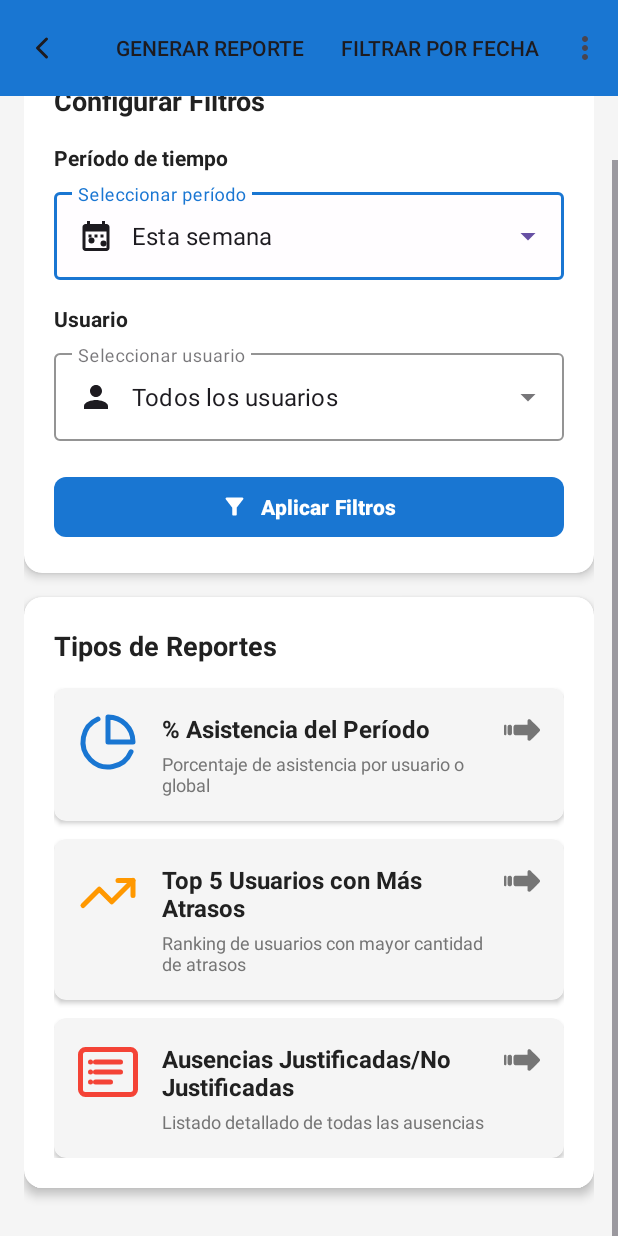
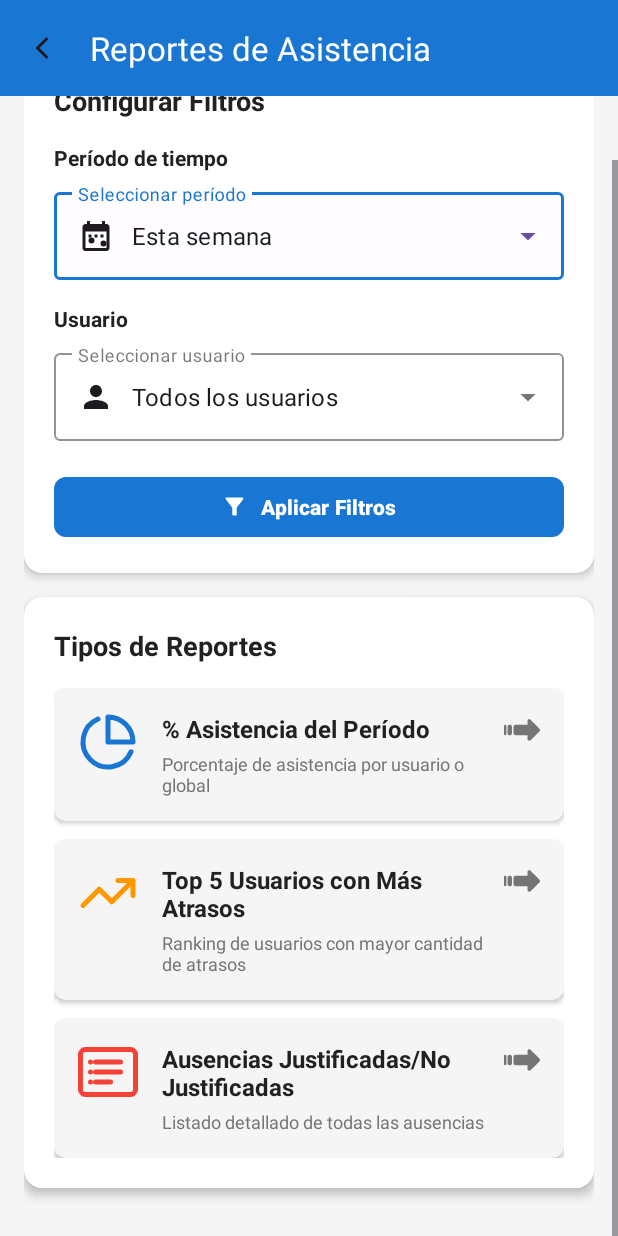
Before and after one commit to Hankk21/reloj-control, an Android app: the layout activity_reportes.xml on its own in the app's theme, with its tools: preview values and no code run, scrolled down 45 dp, on a phone screen of 412 x 824 dp. Run offline under Robolectric (Android 15) with nearby library versions, the phone set to English and light mode, and no system bars; plain views replace BarChart.

Commit message:
Limpieza de codigo
Eliminacion de archivos basuras

```diff
--- a/app/src/main/res/layout/activity_reportes.xml
+++ b/app/src/main/res/layout/activity_reportes.xml
@@ -14,8 +14,7 @@
         android:background="@color/primary_color"
         app:title="Reportes de Asistencia"
         app:titleTextColor="@color/white"
-        app:navigationIcon="@drawable/ic_back"
-        app:menu="@menu/reportes_menu" />
+        app:navigationIcon="@drawable/ic_back" />
 
     <ScrollView
         android:layout_width="match_parent"
--- a/app/src/main/res/menu/reportes_menu.xml
+++ /dev/null
@@ -1,26 +0,0 @@
-<?xml version="1.0" encoding="utf-8"?>
-<menu xmlns:android="http://schemas.android.com/apk/res/android"
-    xmlns:app="http://schemas.android.com/apk/res-auto">
-
-    <item
-        android:id="@+id/menu_generar_reporte"
-        android:title="Generar Reporte"
-        app:showAsAction="ifRoom" />
-
-    <item
-        android:id="@+id/menu_filtrar_fecha"
-        android:title="Filtrar por Fecha"
-        app:showAsAction="ifRoom" />
-
-    <item
-        android:id="@+id/menu_exportar_pdf"
-        android:title="Exportar PDF"
-        android:icon="@drawable/ic_pdf"
-        app:showAsAction="never" />
-
-    <item
-        android:id="@+id/menu_configurar_reporte"
-        android:title="Configurar"
-        app:showAsAction="never" />
-
-</menu>
```
Also changed, not shown: app/src/main/res/menu/admin_dashboard_menu.xml (deleted, +0 -31 lines), app/src/main/res/menu/empleado_dashboard_menu.xml (deleted, +0 -32 lines), app/src/main/res/menu/justifficaciones_menu.xml (deleted, +0 -26 lines), app/src/main/res/menu/main_menu.xml (deleted, +0 -36 lines), app/src/main/res/menu/usuarios_menu.xml (deleted, +0 -28 lines).
